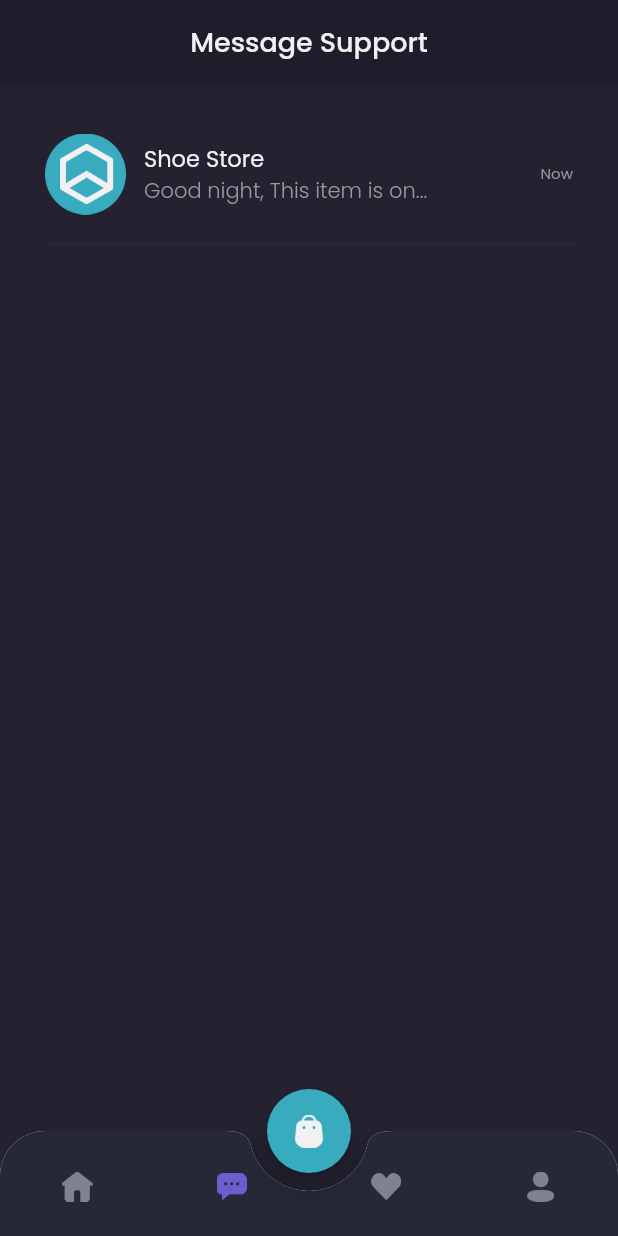
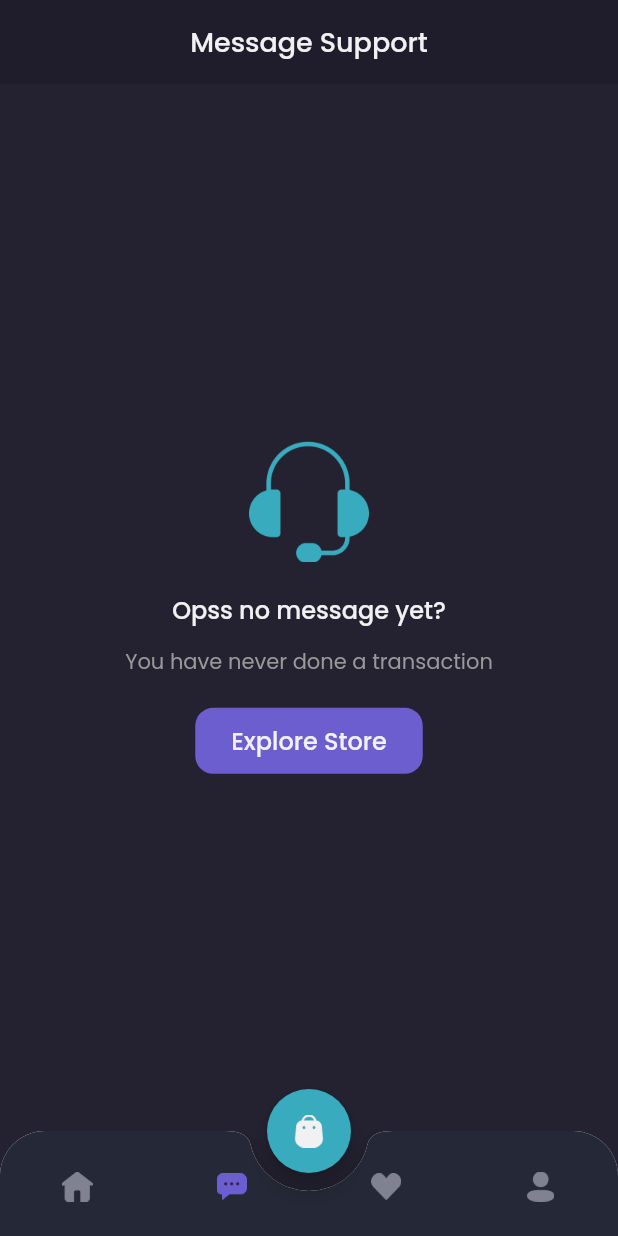
Before and after one commit to descaaditia/shamo_app_new, a Flutter app: the MainPage screen opened by its route, item 2 of the bottom bar chosen, on a phone screen of 412 x 824 dp. Run offline on Flutter 3.47's test engine with Material 2 defaults, Android fonts, the phone set to English and light mode, and no system bars; our stand-ins replace cloud_firestore, firebase_core, google_fonts; missing offline and left inert: dart:ffi; accounts and stored records are empty; network calls fail.

Commit message:
Membuat Fiture Live chat - Menambahkan Page Provider

```diff
--- a/shamo_app_new/lib/main.dart
+++ b/shamo_app_new/lib/main.dart
@@ -13,6 +13,7 @@ import 'package:shamo_app_new/pages/sign_up_page.dart';
 import 'package:shamo_app_new/pages/spalsh_page.dart';
 import 'package:shamo_app_new/providers/auth_provider.dart';
 import 'package:shamo_app_new/providers/cart_provider.dart';
+import 'package:shamo_app_new/providers/page_provider.dart';
 import 'package:shamo_app_new/providers/product_provider.dart';
 import 'package:shamo_app_new/providers/transaction_provider.dart';
 import 'package:shamo_app_new/providers/wishlist_provider.dart';
@@ -44,6 +45,9 @@ class MyApp extends StatelessWidget {
         ),
         ChangeNotifierProvider(
           create: (context) => TransactionProvider(),
+        ),
+        ChangeNotifierProvider(
+          create: (context) => PageProvider(),
         ),
       ],
       child: MaterialApp(
--- a/shamo_app_new/lib/models/message_model.dart
+++ b/shamo_app_new/lib/models/message_model.dart
@@ -27,7 +27,7 @@ class MessageModel {
     userName = json['userName'];
     userImage = json['userImage'];
     isFromUser = json['isFromUser'];
-    product = json['product'] == {}
+    product = json['product'].isEmpty
         ? UninitializedProductModel()
         : ProductModel.fromJson(json['product']);
     createdAt = DateTime.parse(json['createdAt']);
--- a/shamo_app_new/lib/models/product_model.dart
+++ b/shamo_app_new/lib/models/product_model.dart
@@ -47,8 +47,8 @@ class ProductModel {
       'tags': tags,
       'category': category.toJson(),
       'galleries': galleries.map((gallery) => gallery.toJson()).toList(),
-      'createdAt': createdAt.toString(),
-      'updatedAt': updatedAt.toString(),
+      'created_at': createdAt.toString(),
+      'updated_at': updatedAt.toString(),
     };
   }
 }
--- a/shamo_app_new/lib/pages/detail_chat_page.dart
+++ b/shamo_app_new/lib/pages/detail_chat_page.dart
@@ -1,5 +1,6 @@
 import 'package:flutter/material.dart';
 import 'package:provider/provider.dart';
+import 'package:shamo_app_new/models/message_model.dart';
 import 'package:shamo_app_new/models/product_model.dart';
 import 'package:shamo_app_new/providers/auth_provider.dart';
 import 'package:shamo_app_new/services/message_service.dart';
@@ -195,22 +196,44 @@ class _DetailChatPageState extends State<DetailChatPage> {
     }
 
     Widget content() {
+      return StreamBuilder<List<MessageModel>>(
+          stream:
+              MessageService().getMessageByUserId(userId: authProvider.user.id),
+          builder: (context, snapshot) {
+            if (snapshot.hasData) {
               return ListView(
                 padding: EdgeInsets.symmetric(
                   horizontal: deafultMargin,
                 ),
-        children: [
-          ChatBubble(
-            isSender: true,
-            text: 'Hi, This item is still available?',
-            hasProduct: true,
+                children: snapshot.data
+                    .map(
+                      (MessageModel message) => ChatBubble(
+                        isSender: message.isFromUser,
+                        text: message.message,
+                        product: message.product,
                       ),
-          ChatBubble(
-            isSender: false,
-            text: 'Good night, This item is only available in size 42 and 43',
-          ),
-        ],
+                      // print(message.message)
+                    )
+                    .toList(),
+                //     [
+                //   ChatBubble(
+                //     isSender: true,
+                //     text: 'Hi, This item is still available?',
+                //     hasProduct: true,
+                //   ),
+                //   ChatBubble(
+                //     isSender: false,
+                //     text:
+                //         'Good night, This item is only available in size 42 and 43',
+                //   ),
+                // ],
               );
+            } else {
+              return Center(
+                child: CircularProgressIndicator(),
+              );
+            }
+          });
     }
 
     return Scaffold(
--- a/shamo_app_new/lib/pages/home/chat_page.dart
+++ b/shamo_app_new/lib/pages/home/chat_page.dart
@@ -1,4 +1,9 @@
 import 'package:flutter/material.dart';
+import 'package:provider/provider.dart';
+import 'package:shamo_app_new/models/message_model.dart';
+import 'package:shamo_app_new/providers/auth_provider.dart';
+import 'package:shamo_app_new/providers/page_provider.dart';
+import 'package:shamo_app_new/services/message_service.dart';
 import 'package:shamo_app_new/theme.dart';
 import 'package:shamo_app_new/widgets/chat_tile.dart';
 
@@ -7,6 +12,9 @@ class ChatPage extends StatelessWidget {
 
   @override
   Widget build(BuildContext context) {
+    AuthProvider authProvider = Provider.of<AuthProvider>(context);
+    PageProvider pageProvider = Provider.of<PageProvider>(context);
+
     Widget header() {
       return AppBar(
         backgroundColor: backgroundColor1,
@@ -23,83 +31,99 @@ class ChatPage extends StatelessWidget {
       );
     }
 
-    Widget content() {
+    Widget emptyChat() {
       return Expanded(
         child: Container(
           color: backgroundColor3,
           width: double.infinity,
-          child: ListView(
-            padding: EdgeInsets.symmetric(
-              horizontal: deafultMargin,
-            ),
+          child: Column(
+            mainAxisAlignment: MainAxisAlignment.center,
             children: [
-              ChatTile(),
+              Image.asset(
+                'assets/icon_headset.png',
+                width: 80,
+              ),
+              SizedBox(
+                height: 20,
+              ),
+              Text(
+                'Opss no message yet?',
+                style: primaryTextStyle.copyWith(
+                  fontSize: 16,
+                  fontWeight: medium,
+                ),
+              ),
+              SizedBox(
+                height: 12,
+              ),
+              Text(
+                'You have never done a transaction',
+                style: secondaryTextStyle,
+              ),
+              SizedBox(
+                height: 20,
+              ),
+              Container(
+                height: 44,
+                child: TextButton(
+                  onPressed: () {
+                    pageProvider.currentIndex = 0;
+                  },
+                  style: TextButton.styleFrom(
+                    backgroundColor: primaryColor,
+                    padding: EdgeInsets.symmetric(
+                      horizontal: 24,
+                      vertical: 10,
+                    ),
+                    shape: RoundedRectangleBorder(
+                      borderRadius: BorderRadius.circular(12),
+                    ),
+                  ),
+                  child: Text(
+                    'Explore Store',
+                    style: primaryTextStyle.copyWith(
+                      fontSize: 16,
+                      fontWeight: medium,
+                    ),
+                  ),
+                ),
+              ),
             ],
           ),
         ),
       );
     }
 
-    // Widget emptyChat() {
-    //   return Expanded(
-    //     child: Container(
-    //       color: backgroundColor3,
-    //       width: double.infinity,
-    //       child: Column(
-    //         mainAxisAlignment: MainAxisAlignment.center,
-    //         children: [
-    //           Image.asset(
-    //             'assets/icon_headset.png',
-    //             width: 80,
-    //           ),
-    //           SizedBox(
-    //             height: 20,
-    //           ),
-    //           Text(
-    //             'Opss no message yet?',
-    //             style: primaryTextStyle.copyWith(
-    //               fontSize: 16,
-    //               fontWeight: medium,
-    //             ),
-    //           ),
-    //           SizedBox(
-    //             height: 12,
-    //           ),
-    //           Text(
-    //             'You have never done a transaction',
-    //             style: secondaryTextStyle,
-    //           ),
-    //           SizedBox(
-    //             height: 20,
-    //           ),
-    //           Container(
-    //             height: 44,
-    //             child: TextButton(
-    //               onPressed: () {},
-    //               style: TextButton.styleFrom(
-    //                 foregroundColor: primaryColor,
-    //                 padding: EdgeInsets.symmetric(
-    //                   horizontal: 24,
-    //                   vertical: 10,
-    //                 ),
-    //                 shape: RoundedRectangleBorder(
-    //                   borderRadius: BorderRadius.circular(12),
-    //                 ),
-    //               ),
-    //               child: Text(
-    //                 'Explore Store',
-    //                 style: primaryTextStyle.copyWith(
-    //                   fontSize: 16,
-    //                   fontWeight: medium,
-    //                 ),
-    //               ),
-    //             ),
-    //           ),
-    //         ],
-    //       ),
-    //     ),
-    //   );
-    // }
+    Widget content() {
+      return StreamBuilder<List<MessageModel>>(
+          stream:
+              MessageService().getMessageByUserId(userId: authProvider.user.id),
+          builder: (context, snapshot) {
+            if (snapshot.hasData) {
+              if (snapshot.data.length == 0) {
+                return emptyChat();
+              }
+              return Expanded(
+                child: Container(
+                  color: backgroundColor3,
+                  width: double.infinity,
+                  child: ListView(
+                    padding: EdgeInsets.symmetric(
+                      horizontal: deafultMargin,
+                    ),
+                    children: [
+                      ChatTile(
+                        snapshot.data[snapshot.data.length - 1],
+                      ),
+                    ],
+                  ),
+                ),
+              );
+            } else {
+              return emptyChat();
+            }
+          });
+    }
 
     return Column(
       children: [
--- a/shamo_app_new/lib/pages/home/main_page.dart
+++ b/shamo_app_new/lib/pages/home/main_page.dart
@@ -1,8 +1,10 @@
 import 'package:flutter/material.dart';
+import 'package:provider/provider.dart';
 import 'package:shamo_app_new/pages/home/chat_page.dart';
 import 'package:shamo_app_new/pages/home/home_page.dart';
 import 'package:shamo_app_new/pages/home/profile_page.dart';
 import 'package:shamo_app_new/pages/home/wishlist_page.dart';
+import 'package:shamo_app_new/providers/page_provider.dart';
 import 'package:shamo_app_new/theme.dart';
 
 class MainPage extends StatefulWidget {
@@ -13,9 +15,10 @@ class MainPage extends StatefulWidget {
 }
 
 class _MainPageState extends State<MainPage> {
-  int currentIndex = 0;
+  // int currentIndex = 0;
 
   Widget build(BuildContext context) {
+    PageProvider pageProvider = Provider.of<PageProvider>(context);
     Widget cartButton() {
       return FloatingActionButton(
         backgroundColor: secondaryColor,
@@ -40,12 +43,10 @@ class _MainPageState extends State<MainPage> {
           clipBehavior: Clip.antiAlias,
           child: BottomNavigationBar(
             backgroundColor: backgroundColor4,
-            currentIndex: currentIndex,
+            currentIndex: pageProvider.currentIndex,
             onTap: (value) {
               print(value);
-              setState(() {
-                currentIndex = value;
-              });
+              pageProvider.currentIndex = value;
             },
             type: BottomNavigationBarType.fixed,
             items: [
@@ -57,7 +58,9 @@ class _MainPageState extends State<MainPage> {
                   child: Image.asset(
                     'assets/icon_home.png',
                     width: 21,
-                    color: currentIndex == 0 ? primaryColor : defaultIconColor,
+                    color: pageProvider.currentIndex == 0
+                        ? primaryColor
+                        : defaultIconColor,
                   ),
                 ),
                 title: Text(''),
@@ -70,7 +73,9 @@ class _MainPageState extends State<MainPage> {
                   child: Image.asset(
                     'assets/icon_chat.png',
                     width: 20,
-                    color: currentIndex == 1 ? primaryColor : defaultIconColor,
+                    color: pageProvider.currentIndex == 1
+                        ? primaryColor
+                        : defaultIconColor,
                   ),
                 ),
                 title: Text(''),
@@ -83,7 +88,9 @@ class _MainPageState extends State<MainPage> {
                   child: Image.asset(
                     'assets/icon_wishlist.png',
                     width: 20,
-                    color: currentIndex == 2 ? primaryColor : defaultIconColor,
+                    color: pageProvider.currentIndex == 2
+                        ? primaryColor
+                        : defaultIconColor,
                   ),
                 ),
                 title: Text(''),
@@ -96,7 +103,9 @@ class _MainPageState extends State<MainPage> {
                   child: Image.asset(
                     'assets/icon_profile.png',
                     width: 18,
-                    color: currentIndex == 3 ? primaryColor : defaultIconColor,
+                    color: pageProvider.currentIndex == 3
+                        ? primaryColor
+                        : defaultIconColor,
                   ),
                 ),
                 title: Text(''),
@@ -108,7 +117,7 @@ class _MainPageState extends State<MainPage> {
     }
 
     Widget body() {
-      switch (currentIndex) {
+      switch (pageProvider.currentIndex) {
         case 0:
           return HomePage();
           break;
@@ -127,7 +136,8 @@ class _MainPageState extends State<MainPage> {
     }
 
     return Scaffold(
-      backgroundColor: currentIndex == 0 ? backgroundColor1 : backgroundColor3,
+      backgroundColor:
+          pageProvider.currentIndex == 0 ? backgroundColor1 : backgroundColor3,
       floatingActionButton: cartButton(),
       floatingActionButtonLocation: FloatingActionButtonLocation.centerDocked,
       bottomNavigationBar: customBottomNav(),
--- a/shamo_app_new/lib/pages/home/wishlist_page.dart
+++ b/shamo_app_new/lib/pages/home/wishlist_page.dart
@@ -1,5 +1,6 @@
 import 'package:flutter/material.dart';
 import 'package:provider/provider.dart';
+import 'package:shamo_app_new/providers/page_provider.dart';
 import 'package:shamo_app_new/providers/wishlist_provider.dart';
 import 'package:shamo_app_new/theme.dart';
 import 'package:shamo_app_new/widgets/wishlist_card.dart';
@@ -10,6 +11,7 @@ class WishlistPage extends StatelessWidget {
   @override
   Widget build(BuildContext context) {
     WishlistProvider wishlistProvider = Provider.of<WishlistProvider>(context);
+    PageProvider pageProvider = Provider.of<PageProvider>(context);
 
     Widget header() {
       return AppBar(
@@ -67,7 +69,9 @@ class WishlistPage extends StatelessWidget {
                       borderRadius: BorderRadius.circular(12),
                     ),
                   ),
-                  onPressed: () {},
+                  onPressed: () {
+                    pageProvider.currentIndex = 0;
+                  },
                   child: Text(
                     'Explore Store',
                     style: primaryTextStyle.copyWith(
--- /dev/null
+++ b/shamo_app_new/lib/providers/page_provider.dart
@@ -0,0 +1,12 @@
+import 'package:flutter/cupertino.dart';
+
+class PageProvider with ChangeNotifier {
+  int _currentIndex = 0;
+
+  int get currentIndex => _currentIndex;
+
+  set currentIndex(int index) {
+    _currentIndex = index;
+    notifyListeners();
+  }
+}
--- a/shamo_app_new/lib/widgets/chat_tile.dart
+++ b/shamo_app_new/lib/widgets/chat_tile.dart
@@ -1,10 +1,13 @@
 import 'package:flutter/material.dart';
+import 'package:shamo_app_new/models/message_model.dart';
 import 'package:shamo_app_new/models/product_model.dart';
 import 'package:shamo_app_new/pages/detail_chat_page.dart';
 import 'package:shamo_app_new/theme.dart';
 
 class ChatTile extends StatelessWidget {
   // const ChatTile({Key? key}) : super(key: key);
+  final MessageModel message;
+  ChatTile(this.message);
 
   @override
   Widget build(BuildContext context) {
@@ -46,7 +49,7 @@ class ChatTile extends StatelessWidget {
                         ),
                       ),
                       Text(
-                        'Good night, This item is on...',
+                        message.message,
                         style: secondaryTextStyle.copyWith(
                           fontWeight: light,
                         ),
```
Also changed, not shown: shamo_app_new/lib/services/message_service.dart (+28 -1 lines), shamo_app_new/lib/widgets/chat_bubble.dart (+11 -9 lines). Lines whose indentation alone changed are shown as unchanged.
